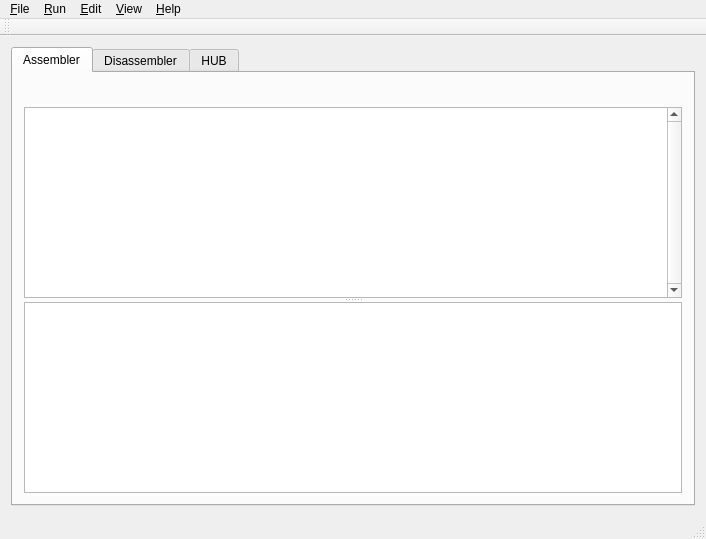
Old version of the form mainwindow.ui in the repository pullmoll/p2emu.
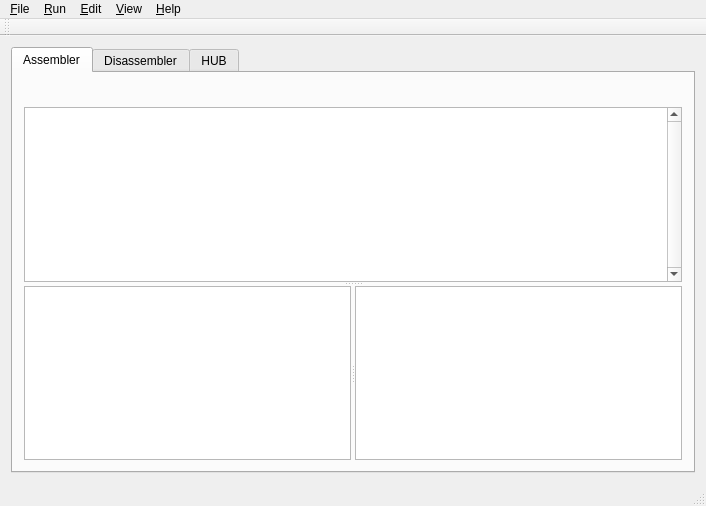
New version of the form. Icons and pictures are not drawn. Custom widgets are drawn as their Qt base class.

The edit to the form file:
```diff
--- a/mainwindow.ui
+++ b/mainwindow.ui
@@ -41,13 +41,7 @@
 		 <widget class="QToolBar" name="toolbarAsm"/>
 		</item>
 		<item>
-		 <widget class="QSplitter" name="splitter">
-		  <property name="sizePolicy">
-		   <sizepolicy hsizetype="Preferred" vsizetype="MinimumExpanding">
-			<horstretch>0</horstretch>
-			<verstretch>0</verstretch>
-		   </sizepolicy>
-		  </property>
+         <widget class="QSplitter" name="splSourceResults">
 		  <property name="orientation">
 		   <enum>Qt::Vertical</enum>
 		  </property>
@@ -101,10 +95,23 @@
 			<bool>true</bool>
 		   </attribute>
 		  </widget>
+          <widget class="QSplitter" name="splResults">
+           <property name="orientation">
+            <enum>Qt::Horizontal</enum>
+           </property>
 		  <widget class="QTextBrowser" name="tbErrors">
 		   <property name="openLinks">
 			<bool>false</bool>
 		   </property>
+           </widget>
+           <widget class="QTableView" name="tvSymbols">
+            <property name="editTriggers">
+             <set>QAbstractItemView::AllEditTriggers</set>
+            </property>
+            <property name="tabKeyNavigation">
+             <bool>false</bool>
+            </property>
+           </widget>
 		  </widget>
 		 </widget>
 		</item>
```
Left out of the diff: 3 changed lines with no effect on the pictures. Lines whose indentation alone changed are shown as unchanged.
